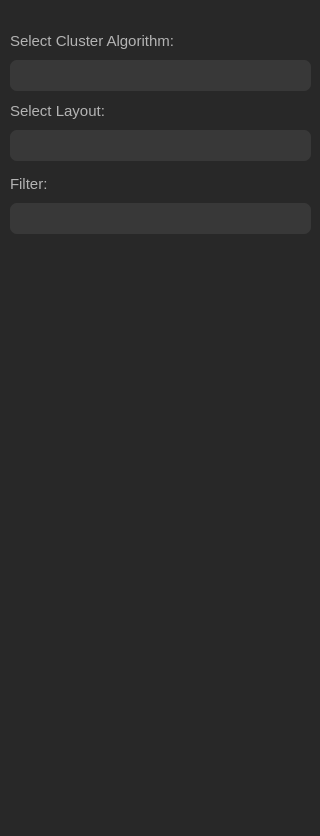
Old version of the form resource/gui/FilterDialog.ui in the repository dthung1602/NetworkVisualization.
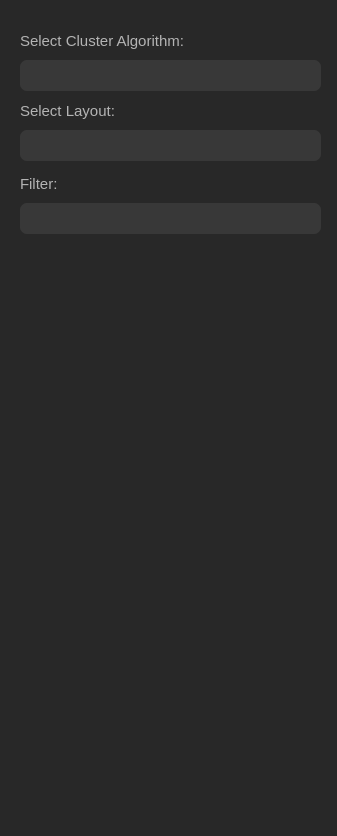
New version of the form. Icons and pictures are not drawn.

```diff
--- a/resource/gui/FilterDialog.ui
+++ b/resource/gui/FilterDialog.ui
@@ -1,12 +1,12 @@
 <?xml version="1.0" encoding="UTF-8"?>
 <ui version="4.0">
- <class>Dialog</class>
- <widget class="QDialog" name="Dialog">
+ <class>MainWindow</class>
+ <widget class="QMainWindow" name="MainWindow">
   <property name="geometry">
    <rect>
     <x>0</x>
     <y>0</y>
-    <width>320</width>
+    <width>337</width>
     <height>836</height>
    </rect>
   </property>
@@ -16,10 +16,11 @@
   <property name="styleSheet">
    <string notr="true">background-color: #282828</string>
   </property>
+  <widget class="QWidget" name="centralwidget">
   <widget class="QComboBox" name="selectClusteringAlgo">
    <property name="geometry">
     <rect>
-     <x>10</x>
+      <x>20</x>
      <y>60</y>
      <width>301</width>
      <height>31</height>
@@ -47,40 +48,28 @@
 </string>
    </property>
   </widget>
-  <widget class="QComboBox" name="selectLayout">
+   <widget class="QLabel" name="filterLabel">
    <property name="geometry">
     <rect>
-     <x>10</x>
-     <y>130</y>
-     <width>301</width>
-     <height>31</height>
+      <x>20</x>
+      <y>173</y>
+      <width>211</width>
+      <height>21</height>
     </rect>
    </property>
    <property name="styleSheet">
-    <string notr="true">#selectLayout{
-	color: rgb(200, 200, 200);
-	border-style: none;
-    border-radius: 7px;
-	background-color: #383838;
-	padding-left: 13px;
-}
-
-QComboBox::drop-down 
-{
-    border: 0px; /* This seems to replace the whole arrow of the combo box */
-}
-QComboBox::down-arrow {
-   image: url(&quot;resource/gui/tool/down-arrow.png&quot;);
-    width: 9px;
-    height: 9px;
-	padding-right: 10px;
-}</string>
+     <string notr="true">color: rgb(180,180,180);
+font-size: 15px;
+background-color: transparent;</string>
+    </property>
+    <property name="text">
+     <string>Filter:</string>
    </property>
   </widget>
   <widget class="QLabel" name="label">
    <property name="geometry">
     <rect>
-     <x>10</x>
+      <x>20</x>
      <y>30</y>
      <width>211</width>
      <height>21</height>
@@ -98,7 +87,7 @@
   <widget class="QLabel" name="layoutLabel">
    <property name="geometry">
     <rect>
-     <x>10</x>
+      <x>20</x>
      <y>100</y>
      <width>211</width>
      <height>21</height>
@@ -116,7 +105,7 @@
   <widget class="QComboBox" name="selectFilterEdge">
    <property name="geometry">
     <rect>
-     <x>10</x>
+      <x>20</x>
      <y>203</y>
      <width>301</width>
      <height>31</height>
@@ -143,23 +132,36 @@
 }</string>
    </property>
   </widget>
-  <widget class="QLabel" name="filterLabel">
+   <widget class="QComboBox" name="selectLayout">
    <property name="geometry">
     <rect>
-     <x>10</x>
-     <y>173</y>
-     <width>211</width>
-     <height>21</height>
+      <x>20</x>
+      <y>130</y>
+      <width>301</width>
+      <height>31</height>
     </rect>
    </property>
    <property name="styleSheet">
-    <string notr="true">color: rgb(180,180,180);
-font-size: 15px;
-background-color: transparent;</string>
-   </property>
-   <property name="text">
-    <string>Filter:</string>
-   </property>
+     <string notr="true">#selectLayout{
+	color: rgb(200, 200, 200);
+	border-style: none;
+    border-radius: 7px;
+	background-color: #383838;
+	padding-left: 13px;
+}
+
+QComboBox::drop-down 
+{
+    border: 0px; /* This seems to replace the whole arrow of the combo box */
+}
+QComboBox::down-arrow {
+   image: url(&quot;resource/gui/tool/down-arrow.png&quot;);
+    width: 9px;
+    height: 9px;
+	padding-right: 10px;
+}</string>
+    </property>
+   </widget>
   </widget>
  </widget>
  <resources/>
```
Left out of the diff: 2 changed lines with no effect on the pictures. Lines whose indentation alone changed are shown as unchanged.
